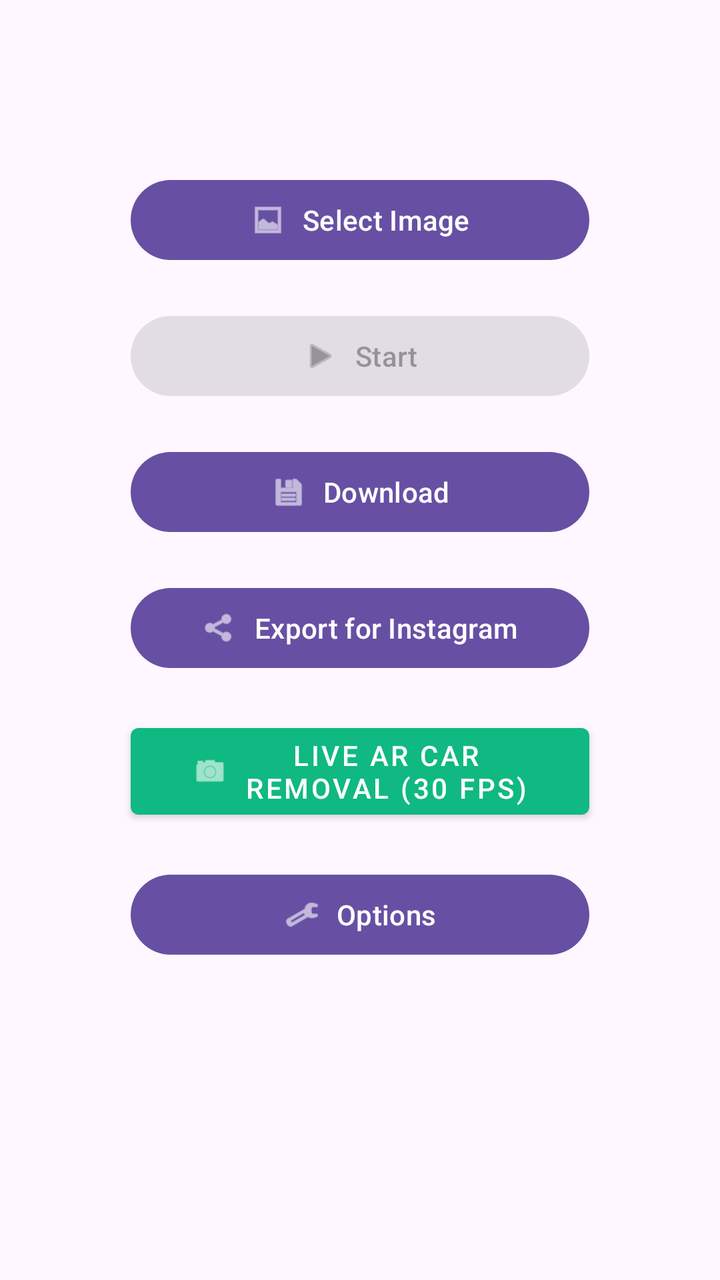
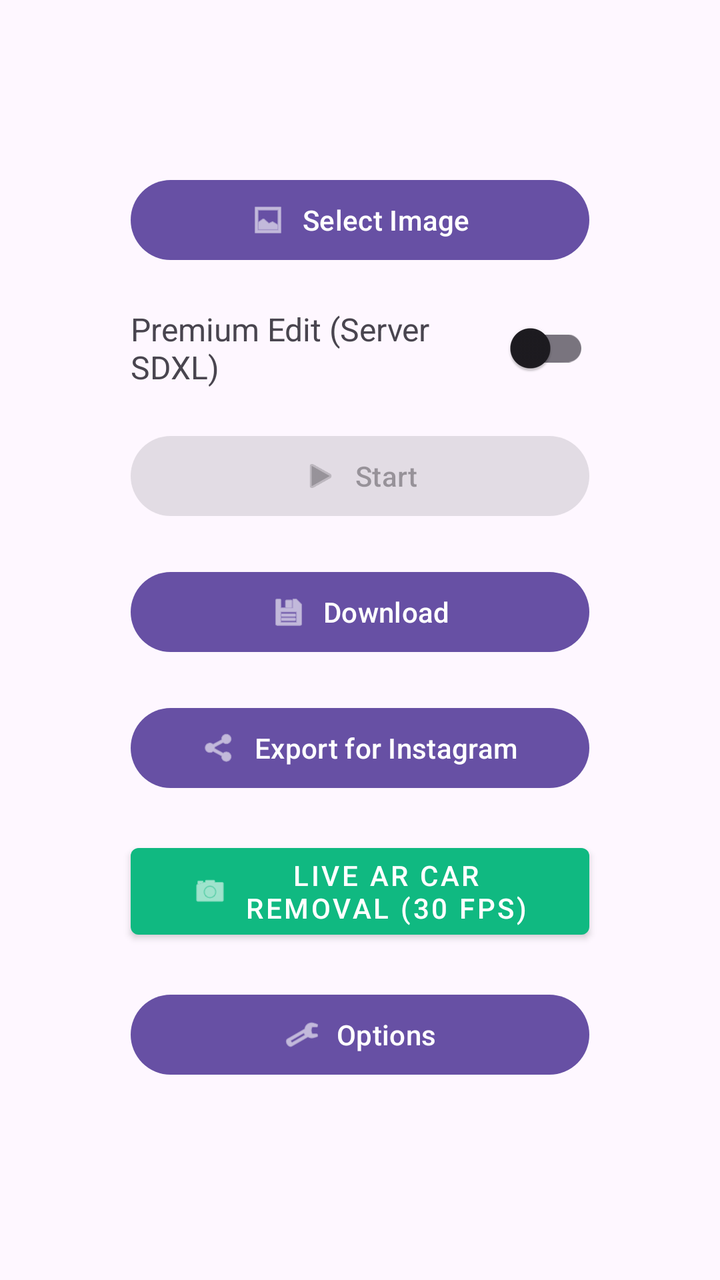

An Android layout rendered at two revisions. The XML below is the earlier revision; the diff shows what the commit changed to produce the second picture.
<!-- AndroidManifest.xml: application theme Theme.AndroidKorrektur -->
<!-- res/layout/fragment_first.xml -->
<?xml version="1.0" encoding="utf-8"?>
<androidx.core.widget.NestedScrollView xmlns:android="http://schemas.android.com/apk/res/android"
    xmlns:app="http://schemas.android.com/apk/res-auto"
    xmlns:tools="http://schemas.android.com/tools"
    android:layout_width="match_parent"
    android:layout_height="match_parent"
    tools:context=".FirstFragment">

    <androidx.constraintlayout.widget.ConstraintLayout
        android:layout_width="match_parent"
        android:layout_height="match_parent"
        android:padding="16dp">

        
        <LinearLayout
            android:id="@+id/imagesContainer"
            android:layout_width="match_parent"
            android:layout_height="wrap_content"
            android:layout_marginTop="50dp"
            android:gravity="center"
            android:orientation="vertical"
            app:layout_constraintEnd_toEndOf="parent"
            app:layout_constraintStart_toStartOf="parent"
            app:layout_constraintTop_toTopOf="parent" />

        
        <de.konradvoelkel.android.autokorrektur.ui.BeforeAfterSliderView
            android:id="@+id/beforeAfterSliderView"
            android:layout_width="match_parent"
            android:layout_height="320dp"
            android:layout_marginTop="16dp"
            android:visibility="gone"
            app:layout_constraintEnd_toEndOf="parent"
            app:layout_constraintStart_toStartOf="parent"
            app:layout_constraintTop_toBottomOf="@id/imagesContainer" />

        
        <Button
            android:id="@+id/fileSelect"
            android:layout_width="0dp"
            android:layout_height="wrap_content"
            android:layout_marginTop="20dp"
            android:text="@string/select_image"
            app:icon="@android:drawable/ic_menu_gallery"
            app:iconGravity="textStart"
            app:layout_constraintEnd_toEndOf="parent"
            app:layout_constraintStart_toStartOf="parent"
            app:layout_constraintTop_toBottomOf="@id/beforeAfterSliderView"
            app:layout_constraintWidth_percent="0.7" />

        
        <Button
            android:id="@+id/startInference"
            android:layout_width="0dp"
            android:layout_height="wrap_content"
            android:layout_marginTop="20dp"
            android:enabled="false"
            android:text="@string/start"
            app:icon="@android:drawable/ic_media_play"
            app:iconGravity="textStart"
            app:layout_constraintEnd_toEndOf="parent"
            app:layout_constraintStart_toStartOf="parent"
            app:layout_constraintTop_toBottomOf="@id/fileSelect"
            app:layout_constraintWidth_percent="0.7" />

        
        <Button
            android:id="@+id/download"
            android:layout_width="0dp"
            android:layout_height="wrap_content"
            android:layout_marginTop="20dp"
            android:text="@string/download"
            app:icon="@android:drawable/ic_menu_save"
            app:iconGravity="textStart"
            app:layout_constraintEnd_toEndOf="parent"
            app:layout_constraintStart_toStartOf="parent"
            app:layout_constraintTop_toBottomOf="@id/startInference"
            app:layout_constraintWidth_percent="0.7" />

        
        <Button
            android:id="@+id/exportInstagram"
            android:layout_width="0dp"
            android:layout_height="wrap_content"
            android:layout_marginTop="20dp"
            android:text="@string/export_instagram"
            app:icon="@android:drawable/ic_menu_share"
            app:iconGravity="textStart"
            app:layout_constraintEnd_toEndOf="parent"
            app:layout_constraintStart_toStartOf="parent"
            app:layout_constraintTop_toBottomOf="@id/download"
            app:layout_constraintWidth_percent="0.7" />

        
        <Button
            android:id="@+id/arLiveModeButton"
            style="@style/Widget.MaterialComponents.Button"
            android:layout_width="0dp"
            android:layout_height="wrap_content"
            android:layout_marginTop="20dp"
            android:text="@string/live_ar_car_removal"
            app:backgroundTint="#10B981"
            app:icon="@android:drawable/ic_menu_camera"
            app:iconGravity="textStart"
            app:layout_constraintEnd_toEndOf="parent"
            app:layout_constraintStart_toStartOf="parent"
            app:layout_constraintTop_toBottomOf="@id/exportInstagram"
            app:layout_constraintWidth_percent="0.7" />

        
        <Button
            android:id="@+id/optionsButton"
            android:layout_width="0dp"
            android:layout_height="wrap_content"
            android:layout_marginTop="20dp"
            android:text="@string/options"
            app:icon="@android:drawable/ic_menu_preferences"
            app:iconGravity="textStart"
            app:layout_constraintEnd_toEndOf="parent"
            app:layout_constraintStart_toStartOf="parent"
            app:layout_constraintTop_toBottomOf="@id/arLiveModeButton"
            app:layout_constraintWidth_percent="0.7" />

        
        <androidx.cardview.widget.CardView
            android:id="@+id/optionsPanel"
            android:layout_width="match_parent"
            android:layout_height="wrap_content"
            android:layout_marginTop="20dp"
            android:visibility="gone"
            app:cardCornerRadius="8dp"
            app:cardElevation="4dp"
            app:layout_constraintEnd_toEndOf="parent"
            app:layout_constraintStart_toStartOf="parent"
            app:layout_constraintTop_toBottomOf="@id/optionsButton">

            <LinearLayout
                android:layout_width="match_parent"
                android:layout_height="wrap_content"
                android:orientation="vertical"
                android:padding="16dp">

                
                <LinearLayout
                    android:layout_width="match_parent"
                    android:layout_height="wrap_content"
                    android:gravity="center_vertical"
                    android:orientation="horizontal">

                    <TextView
                        android:layout_width="0dp"
                        android:layout_height="wrap_content"
                        android:layout_weight="1"
                        android:text="@string/multiple_images"
                        android:textSize="16sp" />

                    <androidx.appcompat.widget.SwitchCompat
                        android:id="@+id/batchMode"
                        android:layout_width="wrap_content"
                        android:layout_height="wrap_content" />
                </LinearLayout>


                
                <LinearLayout
                    android:layout_width="match_parent"
                    android:layout_height="wrap_content"
                    android:layout_marginTop="16dp"
                    android:gravity="center_vertical"
                    android:orientation="horizontal">

                    <TextView
                        android:layout_width="0dp"
                        android:layout_height="wrap_content"
                        android:layout_weight="1"
                        android:text="@string/continue_with_result"
                        android:textSize="16sp" />

                    <androidx.appcompat.widget.SwitchCompat
                        android:id="@+id/continueWithResult"
                        android:layout_width="wrap_content"
                        android:layout_height="wrap_content" />
                </LinearLayout>

                
                <TextView
                    android:layout_width="match_parent"
                    android:layout_height="wrap_content"
                    android:layout_marginTop="16dp"
                    android:text="@string/mask_upscale"
                    android:textSize="16sp" />

                <LinearLayout
                    android:layout_width="match_parent"
                    android:layout_height="wrap_content"
                    android:gravity="center_vertical"
                    android:orientation="horizontal">

                    <SeekBar
                        android:id="@+id/maskUpscale"
                        android:layout_width="0dp"
                        android:layout_height="wrap_content"
                        android:layout_weight="1"
                        android:max="100"
                        android:progress="20" />

                    <TextView
                        android:id="@+id/maskUpscaleVal"
                        android:layout_width="wrap_content"
                        android:layout_height="wrap_content"
                        android:layout_marginStart="8dp"
                        android:text="1.20" />
                </LinearLayout>

                
                <TextView
                    android:layout_width="match_parent"
                    android:layout_height="wrap_content"
                    android:layout_marginTop="16dp"
                    android:text="@string/mask_downshift"
                    android:textSize="16sp" />

                <LinearLayout
                    android:layout_width="match_parent"
                    android:layout_height="wrap_content"
                    android:gravity="center_vertical"
                    android:orientation="horizontal">

                    <SeekBar
                        android:id="@+id/downshift"
                        android:layout_width="0dp"
                        android:layout_height="wrap_content"
                        android:layout_weight="1"
                        android:max="100"
                        android:progress="20" />

                    <TextView
                        android:id="@+id/downshiftVal"
                        android:layout_width="wrap_content"
                        android:layout_height="wrap_content"
                        android:layout_marginStart="8dp"
                        android:text="0.020" />
                </LinearLayout>

                
                <TextView
                    android:layout_width="match_parent"
                    android:layout_height="wrap_content"
                    android:layout_marginTop="16dp"
                    android:text="@string/score_threshold"
                    android:textSize="16sp" />

                <LinearLayout
                    android:layout_width="match_parent"
                    android:layout_height="wrap_content"
                    android:gravity="center_vertical"
                    android:orientation="horizontal">

                    <SeekBar
                        android:id="@+id/scoreThreshold"
                        android:layout_width="0dp"
                        android:layout_height="wrap_content"
                        android:layout_weight="1"
                        android:max="100"
                        android:progress="20" />

                    <TextView
                        android:id="@+id/scoreThresholdVal"
                        android:layout_width="wrap_content"
                        android:layout_height="wrap_content"
                        android:layout_marginStart="8dp"
                        android:text="0.20" />
                </LinearLayout>

                
                <TextView
                    android:layout_width="match_parent"
                    android:layout_height="wrap_content"
                    android:layout_marginTop="16dp"
                    android:text="@string/downscale"
                    android:textSize="16sp" />

                <Spinner
                    android:id="@+id/downscaleMP"
                    android:layout_width="match_parent"
                    android:layout_height="wrap_content"
                    android:layout_marginTop="8dp" />

                
                <TextView
                    android:layout_width="match_parent"
                    android:layout_height="wrap_content"
                    android:layout_marginTop="16dp"
                    android:text="@string/segmentation_model"
                    android:textSize="16sp" />

                <Spinner
                    android:id="@+id/segModel"
                    android:layout_width="match_parent"
                    android:layout_height="wrap_content"
                    android:layout_marginTop="8dp" />
            </LinearLayout>
        </androidx.cardview.widget.CardView>
    </androidx.constraintlayout.widget.ConstraintLayout>
</androidx.core.widget.NestedScrollView>
<!-- resources referenced by this layout -->
<resources>
  <string name="continue_with_result">Continue with Result</string>
  <string name="download">Download</string>
  <string name="downscale">Downscale to Max Image Size</string>
  <string name="export_instagram">Export for Instagram</string>
  <string name="live_ar_car_removal">Live AR Car Removal (30 FPS)</string>
  <string name="mask_downshift">Mask Downshift</string>
  <string name="mask_upscale">Mask Upscale</string>
  <string name="multiple_images">Multiple Images</string>
  <string name="options">Options</string>
  <string name="score_threshold">Score Threshold</string>
  <string name="segmentation_model">Segmentation Model</string>
  <string name="select_image">Select Image</string>
  <string name="start">Start</string>
  <style name="Theme.AndroidKorrektur" parent="Base.Theme.AndroidKorrektur" />
  <style name="Base.Theme.AndroidKorrektur" parent="Theme.Material3.DayNight.NoActionBar">
          
          
      </style>
</resources>

<!-- the commit's change to res/layout/fragment_first.xml (unified diff, before → after) -->
@@ -49,18 +49,44 @@
             app:layout_constraintWidth_percent="0.7" />
 
         
+        <LinearLayout
+            android:id="@+id/premiumEditContainer"
+            android:layout_width="0dp"
+            android:layout_height="wrap_content"
+            android:layout_marginTop="16dp"
+            android:gravity="center_vertical"
+            android:orientation="horizontal"
+            app:layout_constraintEnd_toEndOf="parent"
+            app:layout_constraintStart_toStartOf="parent"
+            app:layout_constraintTop_toBottomOf="@id/fileSelect"
+            app:layout_constraintWidth_percent="0.7">
+
+            <TextView
+                android:layout_width="0dp"
+                android:layout_height="wrap_content"
+                android:layout_weight="1"
+                android:text="Premium Edit (Server SDXL)"
+                android:textSize="16sp" />
+
+            <androidx.appcompat.widget.SwitchCompat
+                android:id="@+id/useSdxl"
+                android:layout_width="wrap_content"
+                android:layout_height="wrap_content" />
+        </LinearLayout>
+
+        
         <Button
             android:id="@+id/startInference"
             android:layout_width="0dp"
             android:layout_height="wrap_content"
-            android:layout_marginTop="20dp"
+            android:layout_marginTop="16dp"
             android:enabled="false"
             android:text="@string/start"
             app:icon="@android:drawable/ic_media_play"
             app:iconGravity="textStart"
             app:layout_constraintEnd_toEndOf="parent"
             app:layout_constraintStart_toStartOf="parent"
-            app:layout_constraintTop_toBottomOf="@id/fileSelect"
+            app:layout_constraintTop_toBottomOf="@id/premiumEditContainer"
             app:layout_constraintWidth_percent="0.7" />
 
         
@@ -182,6 +208,8 @@
                         android:layout_height="wrap_content" />
                 </LinearLayout>
 
+
+
                 
                 <TextView
                     android:layout_width="match_parent"
